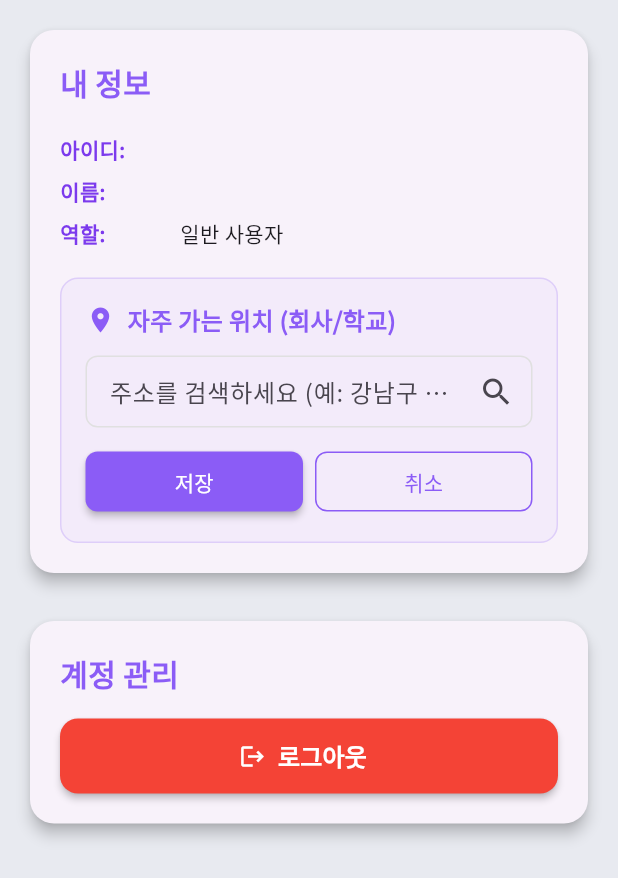
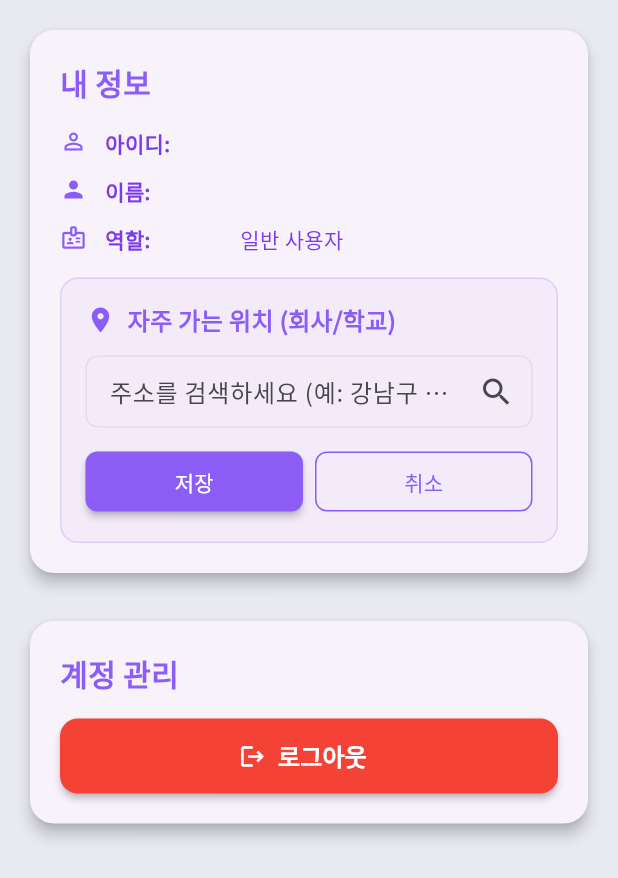
Before and after one commit to goldepond/TESTHOME, a Flutter app: the PersonalInfoPage screen opened directly with empty values, after a tap on the "edit" icon, on a phone screen of 412 x 824 dp. Shown: the top 878 px of the screen. Run offline on Flutter 3.47's test engine with Material 3 defaults, Android fonts, the light colour scheme and no system bars; our stand-ins replace cloud_firestore, file_picker, firebase_auth, firebase_core, fl_chart, geocoding and 3 more; missing offline and left inert: encrypt, flutter_naver_map, pointycastle; accounts and stored records are empty.

Commit message:
refactor(personal-info): improve user information display with better data handling
- Load and display user data from Firebase instead of showing raw UID
- Display user ID, email, phone, name, and role from Firestore
- Add account information section with join date
- Improve UI with icons for each information field
- Add role display name conversion (admin/broker/user)
- Better date formatting for account creation/update dates

```diff
--- a/lib/screens/userInfo/personal_info_page.dart
+++ b/lib/screens/userInfo/personal_info_page.dart
@@ -21,6 +21,10 @@ class PersonalInfoPage extends StatefulWidget {
 class _PersonalInfoPageState extends State<PersonalInfoPage> {
   final FirebaseService _firebaseService = FirebaseService();
 
+  // 사용자 정보 관련 변수들
+  Map<String, dynamic>? _userData;
+  bool _isLoadingUserData = true;
+
   // 자주 가는 위치 관련 변수들
   final TextEditingController _frequentLocationController = TextEditingController();
   bool _isEditingLocation = false;
@@ -36,7 +40,36 @@ class _PersonalInfoPageState extends State<PersonalInfoPage> {
   @override
   void initState() {
     super.initState();
+    _loadUserData();
+  }
+
+  Future<void> _loadUserData() async {
+    if (mounted) {
+      setState(() {
+        _isLoadingUserData = true;
+      });
+    }
+
+    try {
+      final userData = await _firebaseService.getUser(widget.userId);
+      if (mounted) {
+        setState(() {
+          _userData = userData;
+          _isLoadingUserData = false;
+        });
+        // 사용자 데이터를 로드한 후 자주 가는 위치도 로드
         _loadUserFrequentLocation();
+      }
+    } catch (e) {
+      print('사용자 정보 로드 오류: $e');
+      if (mounted) {
+        setState(() {
+          _isLoadingUserData = false;
+        });
+        // 오류가 있어도 자주 가는 위치는 시도
+        _loadUserFrequentLocation();
+      }
+    }
   }
 
   @override
@@ -258,9 +291,48 @@ class _PersonalInfoPageState extends State<PersonalInfoPage> {
                         ),
                       ),
                       const SizedBox(height: 16),
-                      _buildInfoRow('아이디', widget.userId),
-                      _buildInfoRow('이름', widget.userName),
-                      _buildInfoRow('역할', '일반 사용자'),
+                      if (_isLoadingUserData)
+                        const Center(
+                          child: Padding(
+                            padding: EdgeInsets.all(20),
+                            child: CircularProgressIndicator(),
+                          ),
+                        )
+                      else ...[
+                        _buildInfoRow(
+                          Icons.person_outline,
+                          '아이디',
+                          _userData?['id'] ?? widget.userId,
+                        ),
+                        if (_userData?['email'] != null) ...[
+                          const SizedBox(height: 12),
+                          _buildInfoRow(
+                            Icons.email_outlined,
+                            '이메일',
+                            _userData!['email'],
+                          ),
+                        ],
+                        if (_userData?['phone'] != null && _userData!['phone'].toString().isNotEmpty) ...[
+                          const SizedBox(height: 12),
+                          _buildInfoRow(
+                            Icons.phone_outlined,
+                            '전화번호',
+                            _userData!['phone'],
+                          ),
+                        ],
+                        const SizedBox(height: 12),
+                        _buildInfoRow(
+                          Icons.person,
+                          '이름',
+                          _userData?['name'] ?? widget.userName,
+                        ),
+                        const SizedBox(height: 12),
+                        _buildInfoRow(
+                          Icons.badge_outlined,
+                          '역할',
+                          _getRoleDisplayName(_userData?['role'] ?? 'user'),
+                        ),
+                      ],
                       const SizedBox(height: 16),
 
                       // 자주 가는 위치 섹션
@@ -270,6 +342,47 @@ class _PersonalInfoPageState extends State<PersonalInfoPage> {
                 ),
               ),
               const SizedBox(height: 24),
+
+              // 계정 정보 섹션
+              if (_userData != null && !_isLoadingUserData) ...[
+                Card(
+                  elevation: 4,
+                  shape: RoundedRectangleBorder(borderRadius: BorderRadius.circular(16)),
+                  child: Padding(
+                    padding: const EdgeInsets.all(20),
+                    child: Column(
+                      crossAxisAlignment: CrossAxisAlignment.start,
+                      children: [
+                        const Text(
+                          '계정 정보',
+                          style: TextStyle(
+                            fontSize: 20,
+                            fontWeight: FontWeight.bold,
+                            color: AppColors.kBrown,
+                          ),
+                        ),
+                        const SizedBox(height: 16),
+                        if (_userData?['createdAt'] != null) ...[
+                          _buildInfoRow(
+                            Icons.calendar_today_outlined,
+                            '가입일',
+                            _formatDate(_userData!['createdAt']),
+                          ),
+                          const SizedBox(height: 12),
+                        ],
+                        if (_userData?['updatedAt'] != null && _userData!['updatedAt'] != _userData!['createdAt']) ...[
+                          _buildInfoRow(
+                            Icons.update_outlined,
+                            '최종 수정일',
+                            _formatDate(_userData!['updatedAt']),
+                          ),
+                        ],
+                      ],
+                    ),
+                  ),
+                ),
+                const SizedBox(height: 24),
+              ],
 
               // 로그아웃 섹션
               Card(
@@ -322,13 +435,52 @@ class _PersonalInfoPageState extends State<PersonalInfoPage> {
     );
   }
 
-  Widget _buildInfoRow(String label, String value) {
-    return Padding(
-      padding: const EdgeInsets.symmetric(vertical: 4),
-      child: Row(
+  String _getRoleDisplayName(String role) {
+    switch (role.toLowerCase()) {
+      case 'admin':
+        return '관리자';
+      case 'broker':
+        return '공인중개사';
+      case 'user':
+      default:
+        return '일반 사용자';
+    }
+  }
+
+  String _formatDate(dynamic date) {
+    if (date == null) return '-';
+
+    try {
+      DateTime dateTime;
+      if (date is String) {
+        dateTime = DateTime.parse(date);
+      } else if (date is DateTime) {
+        dateTime = date;
+      } else {
+        return '-';
+      }
+
+      final year = dateTime.year;
+      final month = dateTime.month.toString().padLeft(2, '0');
+      final day = dateTime.day.toString().padLeft(2, '0');
+      return '$year년 $month월 $day일';
+    } catch (e) {
+      return '-';
+    }
+  }
+
+  Widget _buildInfoRow(IconData icon, String label, String value) {
+    return Row(
+      crossAxisAlignment: CrossAxisAlignment.start,
       children: [
+        Icon(
+          icon,
+          size: 18,
+          color: AppColors.kBrown,
+        ),
+        const SizedBox(width: 12),
         SizedBox(
-            width: 80,
+          width: 90,
           child: Text(
             '$label:',
             style: const TextStyle(
@@ -341,11 +493,13 @@ class _PersonalInfoPageState extends State<PersonalInfoPage> {
         Expanded(
           child: Text(
             value,
-              style: const TextStyle(fontSize: 14),
+            style: const TextStyle(
+              fontSize: 14,
+              color: AppColors.kDarkBrown,
+            ),
           ),
         ),
       ],
-      ),
     );
   }
 
```
Lines whose indentation alone changed are shown as unchanged.
